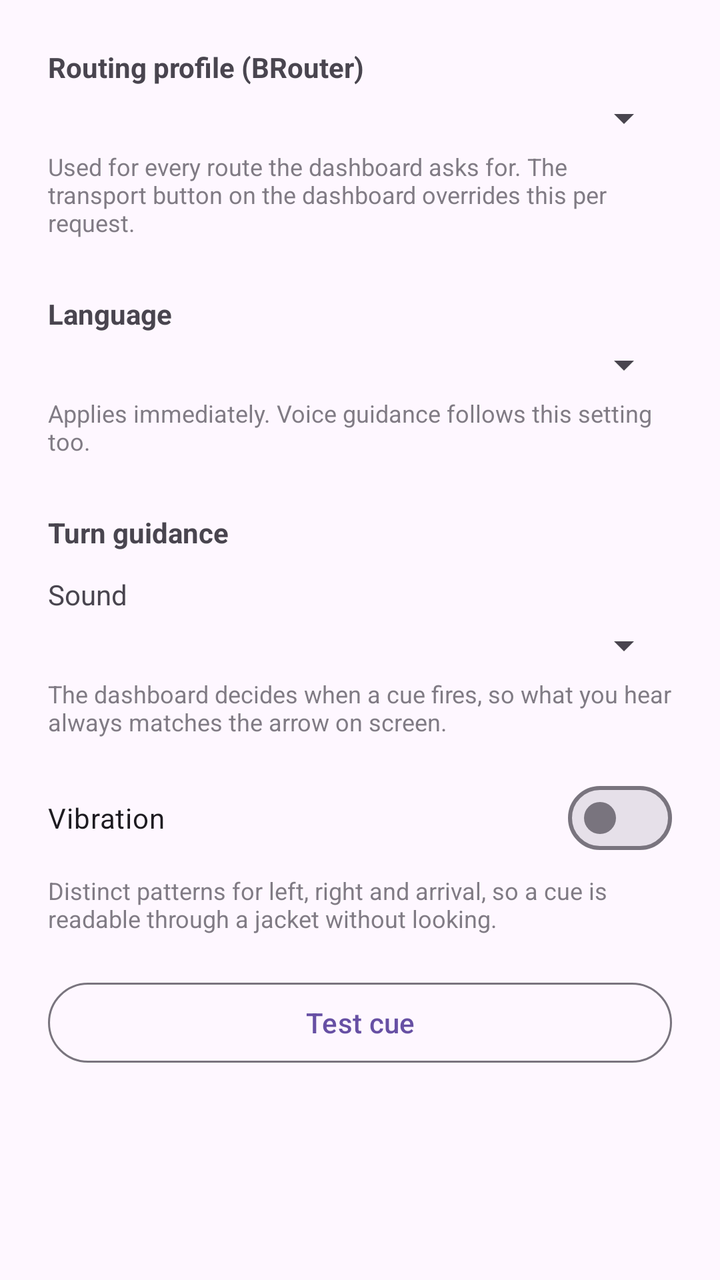
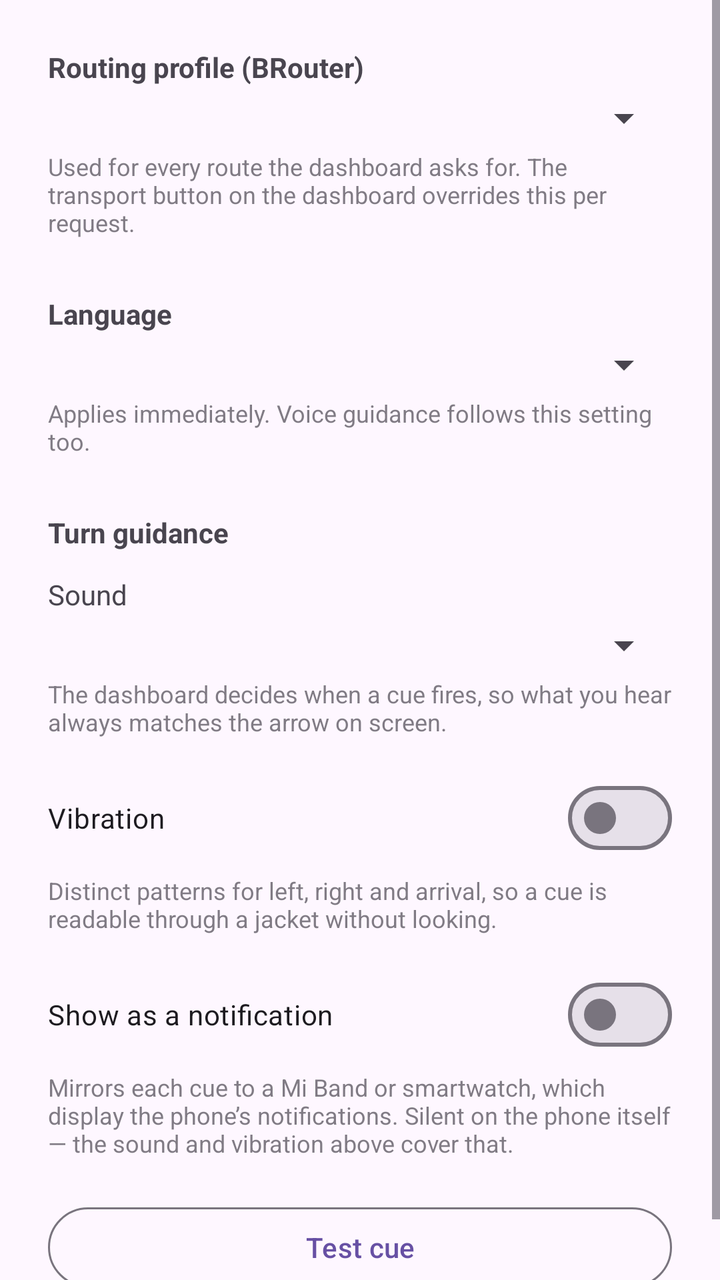

Compare the two renders of this Android layout. The source of the first and the diff that turns it into the second are given below.
<!-- AndroidManifest.xml: application theme Theme.Material3.DayNight -->
<!-- res/layout/activity_settings.xml -->
<?xml version="1.0" encoding="utf-8"?>
<ScrollView xmlns:android="http://schemas.android.com/apk/res/android"
    android:layout_width="match_parent"
    android:layout_height="match_parent">

    <LinearLayout
        android:layout_width="match_parent"
        android:layout_height="wrap_content"
        android:orientation="vertical"
        android:padding="24dp">

        <TextView
            android:layout_width="wrap_content"
            android:layout_height="wrap_content"
            android:text="@string/label_routing_profile"
            android:textStyle="bold" />

        <Spinner
            android:id="@+id/spinnerProfile"
            android:layout_width="match_parent"
            android:layout_height="wrap_content"
            android:layout_marginTop="4dp" />

        <TextView
            android:layout_width="match_parent"
            android:layout_height="wrap_content"
            android:layout_marginTop="4dp"
            android:textSize="12sp"
            android:alpha="0.7"
            android:text="@string/label_routing_profile_note" />

        <TextView
            android:layout_width="wrap_content"
            android:layout_height="wrap_content"
            android:layout_marginTop="28dp"
            android:text="@string/label_language"
            android:textStyle="bold" />

        <Spinner
            android:id="@+id/spinnerLanguage"
            android:layout_width="match_parent"
            android:layout_height="wrap_content"
            android:layout_marginTop="4dp" />

        <TextView
            android:layout_width="match_parent"
            android:layout_height="wrap_content"
            android:layout_marginTop="4dp"
            android:textSize="12sp"
            android:alpha="0.7"
            android:text="@string/label_language_note" />

        <TextView
            android:layout_width="wrap_content"
            android:layout_height="wrap_content"
            android:layout_marginTop="28dp"
            android:text="@string/label_cues"
            android:textStyle="bold" />

        <TextView
            android:layout_width="wrap_content"
            android:layout_height="wrap_content"
            android:layout_marginTop="12dp"
            android:text="@string/label_cue_mode" />

        <Spinner
            android:id="@+id/spinnerCueMode"
            android:layout_width="match_parent"
            android:layout_height="wrap_content"
            android:layout_marginTop="4dp" />

        <TextView
            android:layout_width="match_parent"
            android:layout_height="wrap_content"
            android:layout_marginTop="4dp"
            android:textSize="12sp"
            android:alpha="0.7"
            android:text="@string/label_cue_mode_note" />

        <com.google.android.material.materialswitch.MaterialSwitch
            android:id="@+id/switchVibration"
            android:layout_width="match_parent"
            android:layout_height="wrap_content"
            android:layout_marginTop="16dp"
            android:text="@string/label_vibration" />

        <TextView
            android:layout_width="match_parent"
            android:layout_height="wrap_content"
            android:layout_marginTop="4dp"
            android:textSize="12sp"
            android:alpha="0.7"
            android:text="@string/label_vibration_note" />

        <Button
            android:id="@+id/btnTestCue"
            style="?attr/materialButtonOutlinedStyle"
            android:layout_width="match_parent"
            android:layout_height="wrap_content"
            android:layout_marginTop="20dp"
            android:text="@string/btn_test_cue" />

    </LinearLayout>
</ScrollView>
<!-- resources referenced by this layout -->
<resources>
  <string name="btn_test_cue">Test cue</string>
  <string name="label_cue_mode">Sound</string>
  <string name="label_cue_mode_note">The dashboard decides when a cue fires, so what you hear always matches the arrow on screen.</string>
  <string name="label_cues">Turn guidance</string>
  <string name="label_language">Language</string>
  <string name="label_language_note">Applies immediately. Voice guidance follows this setting too.</string>
  <string name="label_routing_profile">Routing profile (BRouter)</string>
  <string name="label_routing_profile_note">Used for every route the dashboard asks for. The transport button on the dashboard overrides this per request.</string>
  <string name="label_vibration">Vibration</string>
  <string name="label_vibration_note">Distinct patterns for left, right and arrival, so a cue is readable through a jacket without looking.</string>
</resources>

<!-- the commit's change to res/layout/activity_settings.xml (unified diff, before → after) -->
@@ -92,6 +92,21 @@
             android:alpha="0.7"
             android:text="@string/label_vibration_note" />
 
+        <com.google.android.material.materialswitch.MaterialSwitch
+            android:id="@+id/switchNotify"
+            android:layout_width="match_parent"
+            android:layout_height="wrap_content"
+            android:layout_marginTop="16dp"
+            android:text="@string/label_notify" />
+
+        <TextView
+            android:layout_width="match_parent"
+            android:layout_height="wrap_content"
+            android:layout_marginTop="4dp"
+            android:textSize="12sp"
+            android:alpha="0.7"
+            android:text="@string/label_notify_note" />
+
         <Button
             android:id="@+id/btnTestCue"
             style="?attr/materialButtonOutlinedStyle"
<!-- resource entries referenced after the edit -->
@@ -6,6 +6,8 @@
   <string name="label_cues">Turn guidance</string>
   <string name="label_language">Language</string>
   <string name="label_language_note">Applies immediately. Voice guidance follows this setting too.</string>
+  <string name="label_notify">Show as a notification</string>
+  <string name="label_notify_note">Mirrors each cue to a Mi Band or smartwatch, which display the phone\u2019s notifications. Silent on the phone itself \u2014 the sound and vibration above cover that.</string>
   <string name="label_routing_profile">Routing profile (BRouter)</string>
   <string name="label_routing_profile_note">Used for every route the dashboard asks for. The transport button on the dashboard overrides this per request.</string>
   <string name="label_vibration">Vibration</string>
